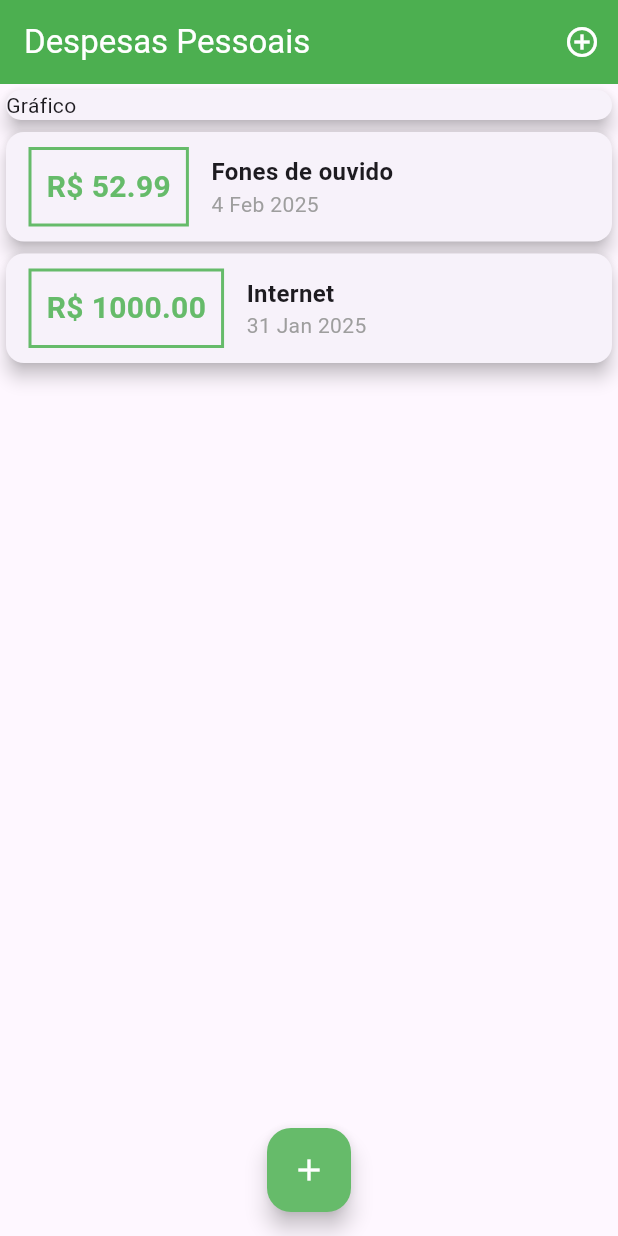
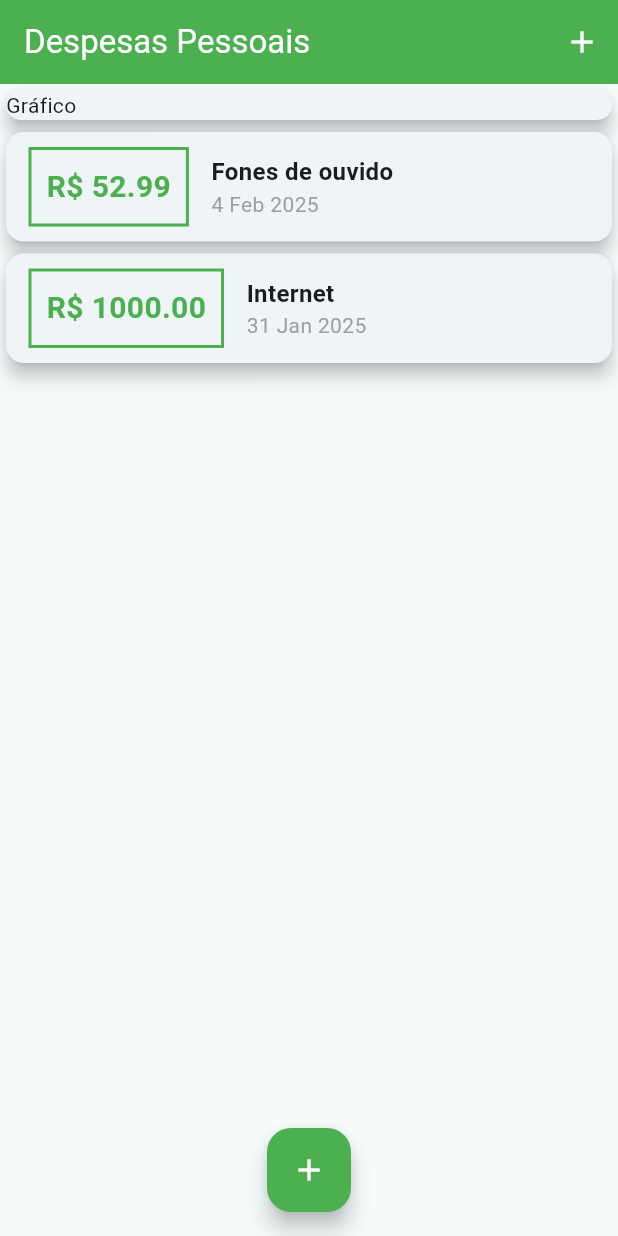
Before and after one commit to mateusalmeiida/despesas-pessoais-flutter, a Flutter app: the screen it shows after launch, on a phone screen of 412 x 824 dp. Run offline on Flutter 3.47's test engine with Material 3 defaults, Android fonts, the phone set to English and light mode, and no system bars.

Commit message:
Tema adicionado

```diff
--- a/lib/components/transaction_form.dart
+++ b/lib/components/transaction_form.dart
@@ -54,10 +54,7 @@ class _TransactionFormState extends State<TransactionForm> {
                 onPressed: _submitForm,
                 child: Text(
                   'Nova transação',
-                  style: TextStyle(
-                      color: Colors.green,
-                      fontSize: 15,
-                      fontWeight: FontWeight.bold),
+                  style: TextStyle(fontSize: 15, fontWeight: FontWeight.bold),
                 ))
           ],
         ),
--- a/lib/components/transaction_list.dart
+++ b/lib/components/transaction_list.dart
@@ -22,14 +22,16 @@ class TransactionList extends StatelessWidget {
                 Container(
                   margin: EdgeInsets.symmetric(horizontal: 15, vertical: 10),
                   decoration: BoxDecoration(
-                      border: Border.all(color: Colors.green[400]!, width: 2)),
+                      border: Border.all(
+                          width: 2, color: Theme.of(context).primaryColor)),
                   padding: EdgeInsets.all(10),
                   child: Text(
                     'R\$ ${tr.value.toStringAsFixed(2)}',
                     style: TextStyle(
-                        fontSize: 20,
-                        fontWeight: FontWeight.bold,
-                        color: Colors.green[400]),
+                      color: Theme.of(context).primaryColor,
+                      fontSize: 20,
+                      fontWeight: FontWeight.bold,
+                    ),
                   ),
                 ),
                 Column(
--- a/lib/main.dart
+++ b/lib/main.dart
@@ -15,7 +15,18 @@ class ExpensesApp extends StatelessWidget {
 
   @override
   Widget build(BuildContext context) {
-    return MaterialApp(debugShowCheckedModeBanner: false, home: MyHomePage());
+    return MaterialApp(
+        debugShowCheckedModeBanner: false,
+        home: MyHomePage(),
+        theme: ThemeData(
+          appBarTheme: AppBarTheme(
+              backgroundColor: Colors.green, foregroundColor: Colors.white),
+          colorScheme: ColorScheme.fromSeed(
+            seedColor: Colors.white,
+            primary: Colors.green,
+            onPrimary: Colors.white,
+          ),
+        ));
   }
 }
 
@@ -64,18 +75,15 @@ class _MyHomePageState extends State<MyHomePage> {
   Widget build(BuildContext context) {
     return Scaffold(
       appBar: AppBar(
-        backgroundColor: Colors.green,
         actions: [
           IconButton(
             onPressed: () {
               _openTransactionFormModal(context);
             },
-            icon: Icon(Icons.add_circle_outline),
-            color: Colors.white,
+            icon: Icon(Icons.add),
           )
         ],
         titleTextStyle: TextStyle(
-          color: Colors.white,
           fontSize: 22,
         ),
         title: Text('Despesas Pessoais'),
@@ -97,11 +105,11 @@ class _MyHomePageState extends State<MyHomePage> {
         ),
       ),
       floatingActionButton: FloatingActionButton(
+        backgroundColor: Theme.of(context).primaryColor,
+        foregroundColor: Theme.of(context).colorScheme.onPrimary,
         onPressed: () {
           _openTransactionFormModal(context);
         },
-        foregroundColor: Colors.white,
-        backgroundColor: Colors.green[400],
         child: Icon(Icons.add),
       ),
       floatingActionButtonLocation: FloatingActionButtonLocation.centerFloat,
```
